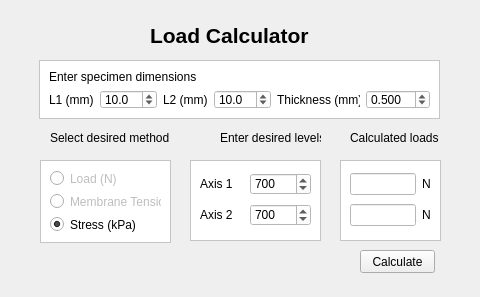
This is resources/load_calculator.ui in vikba/Biaxial_Testing_Machine as Qt 5 draws it before an edit. The edited form follows.
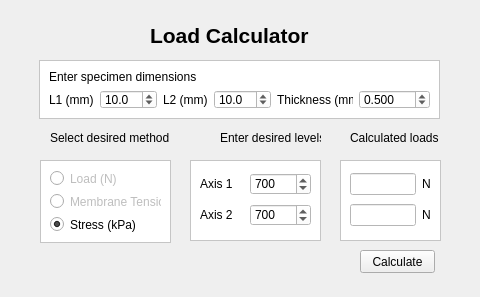
This is the edited form.

Patch:
```diff
--- a/resources/load_calculator.ui
+++ b/resources/load_calculator.ui
@@ -88,6 +88,9 @@
       <property name="decimals">
        <number>3</number>
       </property>
+      <property name="maximum">
+       <double>199.990000000000009</double>
+      </property>
       <property name="singleStep">
        <double>0.010000000000000</double>
       </property>
```
